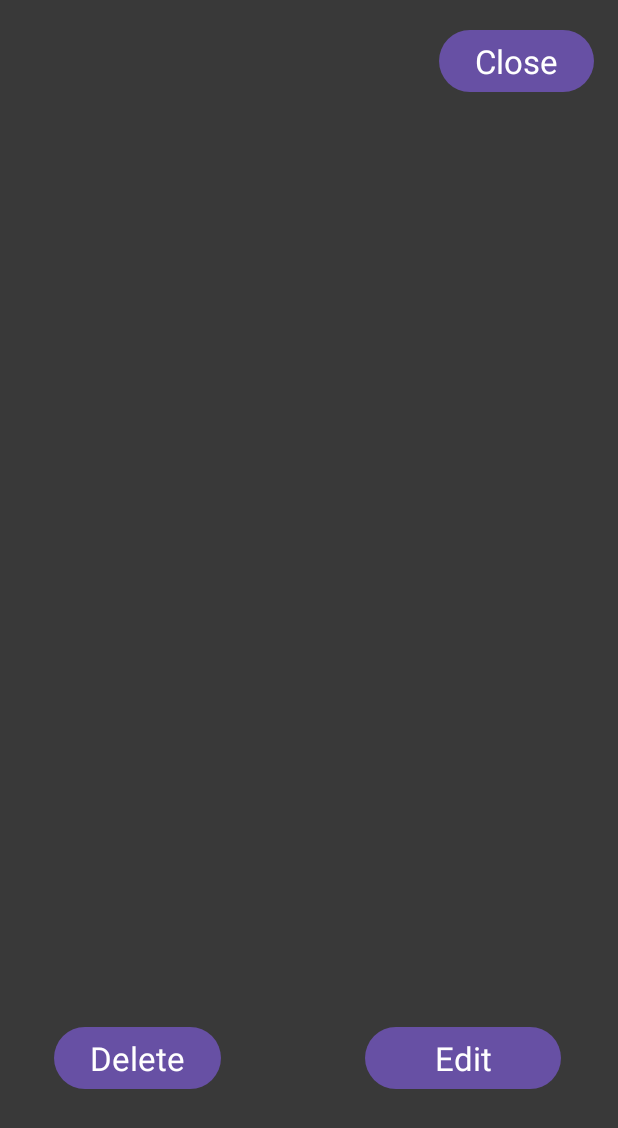
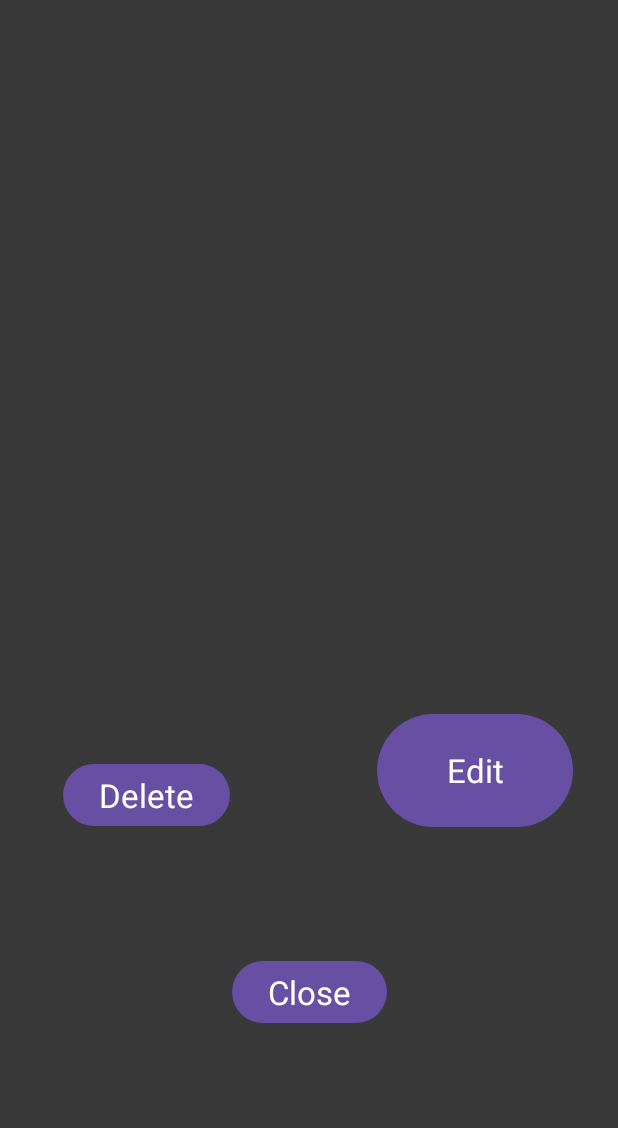
Before and after one commit to mohammadabk2/KeepTasks, an Android app: the TaskBody screen opened directly, with no data from a screen before it, on a phone screen of 412 x 824 dp. Shown: the top 1128 px of the screen. Run offline under Robolectric (Android 15) with nearby library versions, the light colour scheme and no system bars.

```diff
--- a/app/src/main/java/com/example/keeptasks/DataBaseHelper.java
+++ b/app/src/main/java/com/example/keeptasks/DataBaseHelper.java
@@ -68,7 +68,7 @@ public class DataBaseHelper extends SQLiteOpenHelper {
                 String note = db.rawQuery(read_Table,null).getString(5);
                 TaskObj task = new TaskObj(title, date, urgent, daybefore, note);
                 list.add(task);
-            } while (db.rawQuery(read_Table,null).moveToFirst());
+            } while (db.rawQuery(read_Table,null).moveToNext());
         }
         db.rawQuery(read_Table,null).close();
         db.close();
--- a/app/src/main/java/com/example/keeptasks/TaskBody.java
+++ b/app/src/main/java/com/example/keeptasks/TaskBody.java
@@ -1,4 +1,5 @@
 package com.example.keeptasks;
+
 //probaibly delete too
 import androidx.appcompat.app.AppCompatActivity;
 import android.os.Bundle;
@@ -16,72 +17,39 @@ import android.util.Log;
 
 public class TaskBody extends AppCompatActivity {
 
-    private String title, Urgent, DayBefore, Note;
-    private final String path = "/data/data/com.example.keeptasks/files/";
-    //ArrayList<String> tempList = MainActivity.getList();
+    private int id;
+    private String title, Note;
+    private boolean Urgent, DayBefore;
 
     @Override
     protected void onCreate(Bundle savedInstanceState) {
         super.onCreate(savedInstanceState);
         setContentView(R.layout.activity_taskshow);
 
-        try {
-            File file = new File(this.path + this.title + ".txt");
-            Scanner sc = new Scanner(file);
-            while (sc.hasNextLine()) {
-                this.title = sc.nextLine();
-                this.Urgent = sc.nextLine();
-                this.DayBefore = sc.nextLine();
-                this.Note = sc.nextLine();
-            }
-            sc.close();
-
-        } catch (Exception e) {
-            Log.d("BUTTONS", "Exception in FileRead try_Catch");
-        }
-
-        // TODO:add method that gets the name of the file or something
-        //FileRead fr = new FileRead(null);
-
         // Intent
-        Intent intent = new Intent(getApplicationContext(), MainActivity.class);
+        Intent intentMain = new Intent(getApplicationContext(), MainActivity.class);
         // Screen Objects
+        Button btnEdit = (Button) findViewById(R.id.btedit);
+        Button btnclose = (Button) findViewById(R.id.btnclose);
+        Button btndelete = (Button) findViewById(R.id.btndelete);
         TextView vTitle = (TextView) findViewById(R.id.viewtitle);
-        vTitle.setText(this.title);
-
-        TextView vDate = (TextView) findViewById(R.id.viewtitle);
+        TextView vurgent = (TextView) findViewById(R.id.viewurgent);
+        TextView vDate = (TextView) findViewById(R.id.viewdate);
         TextView vNote = (TextView) findViewById(R.id.viewnote);
-        Button btnEdit = (Button) findViewById(R.id.btedit);
-        //
-        android.view.View.OnClickListener editlistener = new View.OnClickListener() {
+        // close button
+        android.view.View.OnClickListener closelistener = new View.OnClickListener() {
             public void onClick(View v) {
-                // TODO:add create go to All screen
-                Log.d("BUTTONS", "User tapped the Edit button");
-                startActivity(intent);
+                // TODO: create alarm and set in storage
+                Log.d("BUTTONS", "User tapped the CLose button");
                 finish();
+                startActivity(intentMain);
             }
         };
-        btnEdit.setOnClickListener(editlistener);
+        btnclose.setOnClickListener(closelistener);
+
         // vTitle.setText(this.title);
         // vNote.setText(this.Note);
-        // add date
+        // TODO: later add edit and delete functions
     }
 
-    // public String getName(){
-    //     return this.title;
-    // }
-
-    // public String getUrgent(){
-    //     return this.Urgent;
-    // }
-
-    // public String getDateBefroe(){
-    //     return this.DayBefore;
-    // }
-
-    // public String getNote(){
-    //     return this.Note;
-    // }
 }
-
-// path it gets saved in /data/data/com.example.keeptasks/files
--- a/app/src/main/res/layout/activity_taskshow.xml
+++ b/app/src/main/res/layout/activity_taskshow.xml
@@ -7,41 +7,55 @@
     android:background="#393939"
     tools:context=".TaskBody">
 
+    <TextView
+        android:id="@+id/viewurgent"
+        android:layout_width="0dp"
+        android:layout_height="0dp"
+        android:layout_marginTop="96dp"
+        android:layout_marginEnd="2dp"
+        android:layout_marginBottom="3dp"
+        android:gravity="center"
+        android:textAppearance="@style/TextAppearance.AppCompat.Large"
+        android:textColor="#FFFFFF"
+        app:layout_constraintBottom_toTopOf="@+id/viewdate"
+        app:layout_constraintEnd_toEndOf="parent"
+        app:layout_constraintStart_toEndOf="@+id/viewtitle"
+        app:layout_constraintTop_toTopOf="parent" />
+
     <Button
         android:id="@+id/btnclose"
         android:layout_width="wrap_content"
         android:layout_height="wrap_content"
-        android:layout_marginTop="16dp"
-        android:layout_marginEnd="16dp"
-        android:layout_marginBottom="35dp"
+        android:layout_marginStart="1dp"
+        android:layout_marginBottom="138dp"
         android:gravity="center"
         android:text="Close"
         android:textAppearance="@style/TextAppearance.AppCompat.Large"
         android:textColor="#FFFFFF"
-        app:layout_constraintBottom_toTopOf="@+id/viewdate"
-        app:layout_constraintEnd_toEndOf="parent"
-        app:layout_constraintTop_toTopOf="parent" />
+        app:layout_constraintBottom_toBottomOf="parent"
+        app:layout_constraintStart_toEndOf="@+id/btndelete"
+        app:layout_constraintTop_toBottomOf="@+id/btedit" />
 
     <TextView
         android:id="@+id/viewdate"
-        android:layout_width="230dp"
+        android:layout_width="209dp"
         android:layout_height="0dp"
-        android:layout_marginStart="88dp"
-        android:layout_marginBottom="39dp"
+        android:layout_marginBottom="18dp"
         android:gravity="center"
         android:textAppearance="@style/TextAppearance.AppCompat.Large"
         android:textColor="#FFFFFF"
-        app:layout_constraintBottom_toTopOf="@+id/viewtitle"
+        app:layout_constraintBottom_toTopOf="@+id/viewnote"
+        app:layout_constraintEnd_toEndOf="parent"
         app:layout_constraintStart_toStartOf="parent"
-        app:layout_constraintTop_toBottomOf="@+id/btnclose" />
+        app:layout_constraintTop_toBottomOf="@+id/viewurgent" />
 
     <Button
         android:id="@+id/btndelete"
         android:layout_width="wrap_content"
         android:layout_height="wrap_content"
-        android:layout_marginStart="36dp"
-        android:layout_marginEnd="96dp"
-        android:layout_marginBottom="94dp"
+        android:layout_marginStart="42dp"
+        android:layout_marginEnd="98dp"
+        android:layout_marginBottom="269dp"
         android:gravity="center"
         android:text="Delete"
         android:textAppearance="@style/TextAppearance.AppCompat.Large"
@@ -55,7 +69,7 @@
         android:id="@+id/viewnote"
         android:layout_width="0dp"
         android:layout_height="0dp"
-        android:layout_marginBottom="167dp"
+        android:layout_marginBottom="33dp"
         android:gravity="center"
         android:textAppearance="@style/TextAppearance.AppCompat.Large"
         android:textColor="#FFFFFF"
@@ -66,30 +80,34 @@
 
     <TextView
         android:id="@+id/viewtitle"
-        android:layout_width="206dp"
+        android:layout_width="0dp"
         android:layout_height="0dp"
-        android:layout_marginBottom="22dp"
+        android:layout_marginStart="16dp"
+        android:layout_marginTop="96dp"
+        android:layout_marginEnd="7dp"
+        android:layout_marginBottom="106dp"
         android:gravity="center"
         android:textAppearance="@style/TextAppearance.AppCompat.Large"
         android:textColor="#FFFFFF"
         app:layout_constraintBottom_toTopOf="@+id/viewnote"
-        app:layout_constraintEnd_toEndOf="parent"
+        app:layout_constraintEnd_toStartOf="@+id/viewurgent"
         app:layout_constraintStart_toStartOf="parent"
-        app:layout_constraintTop_toBottomOf="@+id/viewdate" />
+        app:layout_constraintTop_toTopOf="parent" />
 
     <Button
         android:id="@+id/btedit"
         android:layout_width="0dp"
         android:layout_height="0dp"
-        android:layout_marginEnd="38dp"
+        android:layout_marginEnd="30dp"
+        android:layout_marginBottom="81dp"
         android:gravity="center"
         android:text="Edit"
         android:textAppearance="@style/TextAppearance.AppCompat.Large"
         android:textColor="#FFFFFF"
-        app:layout_constraintBottom_toBottomOf="@+id/btndelete"
+        app:layout_constraintBottom_toTopOf="@+id/btnclose"
         app:layout_constraintEnd_toEndOf="parent"
         app:layout_constraintStart_toEndOf="@+id/btndelete"
-        app:layout_constraintTop_toTopOf="@+id/btndelete" />
+        app:layout_constraintTop_toBottomOf="@+id/viewnote" />
 
 
 </androidx.constraintlayout.widget.ConstraintLayout>
```
Also changed, not shown: app/src/main/java/com/example/keeptasks/MainActivity.java (+17 -6 lines), app/src/main/res/layout/activity_main.xml (+28 -31 lines), 1 other file.
